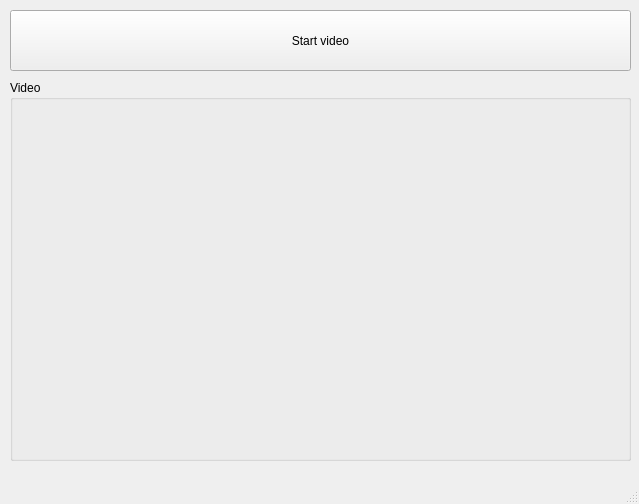
Johyeonje/TrackPerformerAlgorism, file simple.ui: the form before one commit.
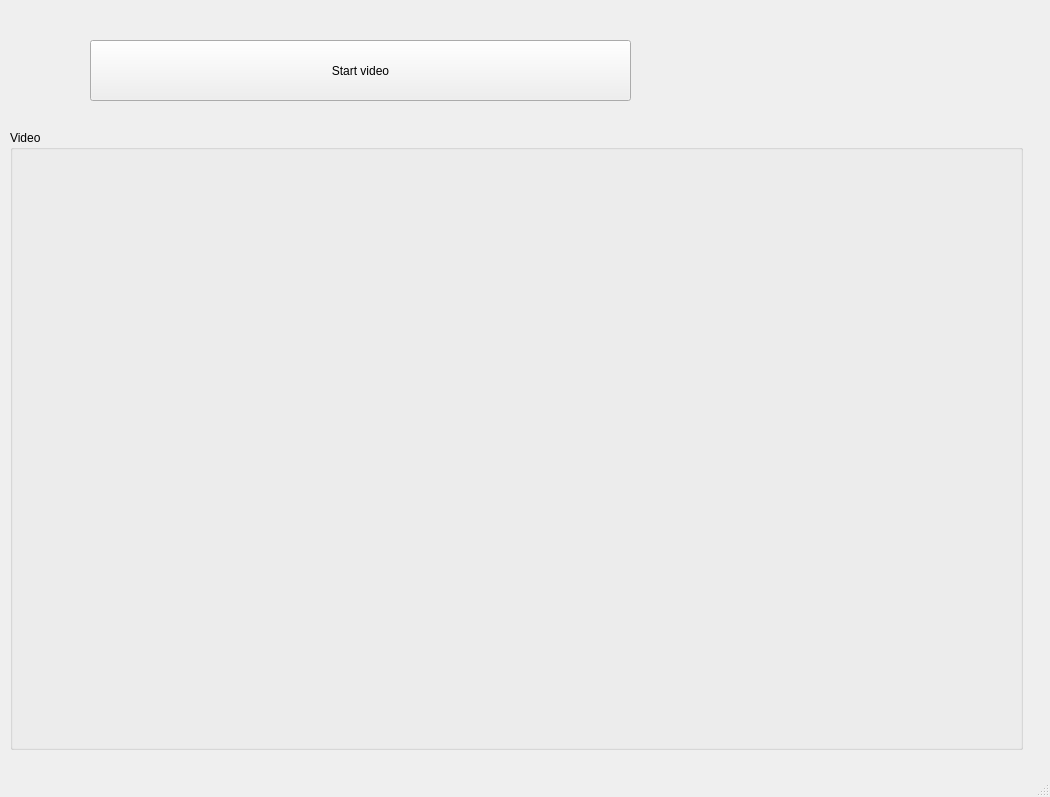
The form after the commit.

Patch:
```diff
--- a/simple.ui
+++ b/simple.ui
@@ -2,17 +2,15 @@
 <ui version="4.0">
  <class>MainWindow</class>
  <widget class="QMainWindow" name="MainWindow">
-
-  <property name="geometry"> <!-- 전체 크기 -->
+  <property name="geometry">
    <rect>
     <x>0</x>
     <y>0</y>
-    <width>639</width>
-    <height>504</height>
+    <width>1050</width>
+    <height>797</height>
    </rect>
   </property>
-
-  <property name="windowTitle"> <!-- 스타일 시트 -->
+  <property name="windowTitle">
    <string>MainWindow</string>
   </property>
   <property name="styleSheet">
@@ -24,13 +22,12 @@
     <property name="geometry">
      <rect>
       <x>10</x>
-      <y>80</y>
-      <width>621</width>
-      <height>381</height>
+      <y>130</y>
+      <width>1013</width>
+      <height>620</height>
      </rect>
     </property>
-
-    <property name="sizePolicy"> <!-- 자동으로 이상적인 값 넣기 -->
+    <property name="sizePolicy">
      <sizepolicy hsizetype="Preferred" vsizetype="Preferred">
       <horstretch>0</horstretch>
       <verstretch>0</verstretch>
@@ -45,24 +42,22 @@
       <rect>
        <x>10</x>
        <y>20</y>
-       <width>601</width>
-       <height>351</height>
+       <width>993</width>
+       <height>600</height>
       </rect>
      </property>
-
     </widget>
    </widget>
 
    <widget class="QPushButton" name="startButton"> <!-- start video -->
     <property name="geometry">
      <rect>
-      <x>10</x>
-      <y>10</y>
-      <width>621</width>
+      <x>90</x>
+      <y>40</y>
+      <width>541</width>
       <height>61</height>
      </rect>
     </property>
-
     <property name="text">
      <string>Start video</string>
     </property>
```
Left out of the diff: 19 changed lines with no effect on the pictures.
